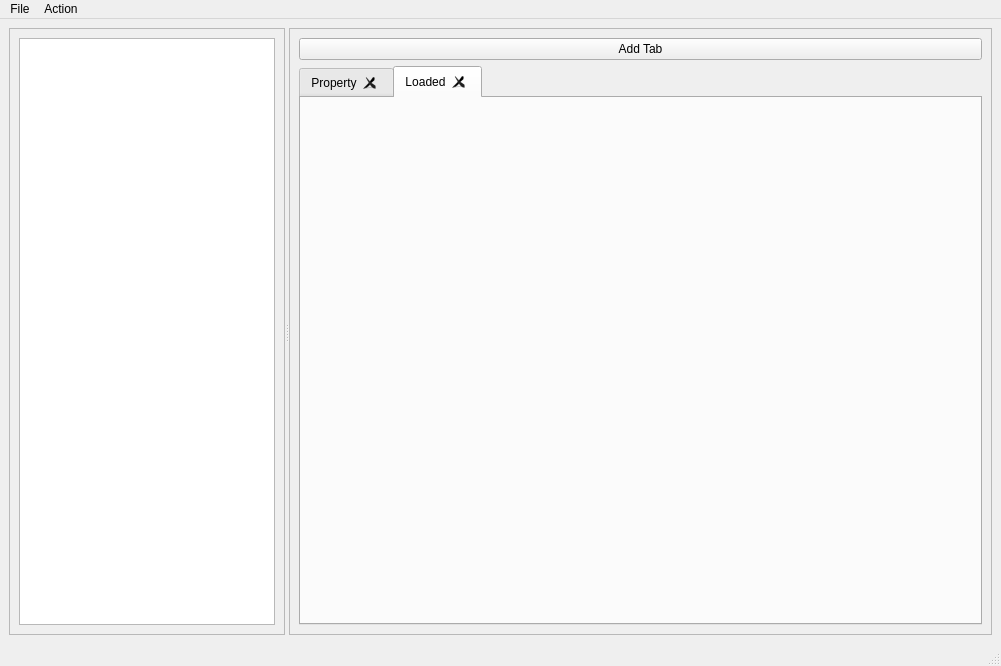
This is mainwindow.ui in cogranpm/qttabsample as Qt 5 draws it before an edit. The edited form follows.
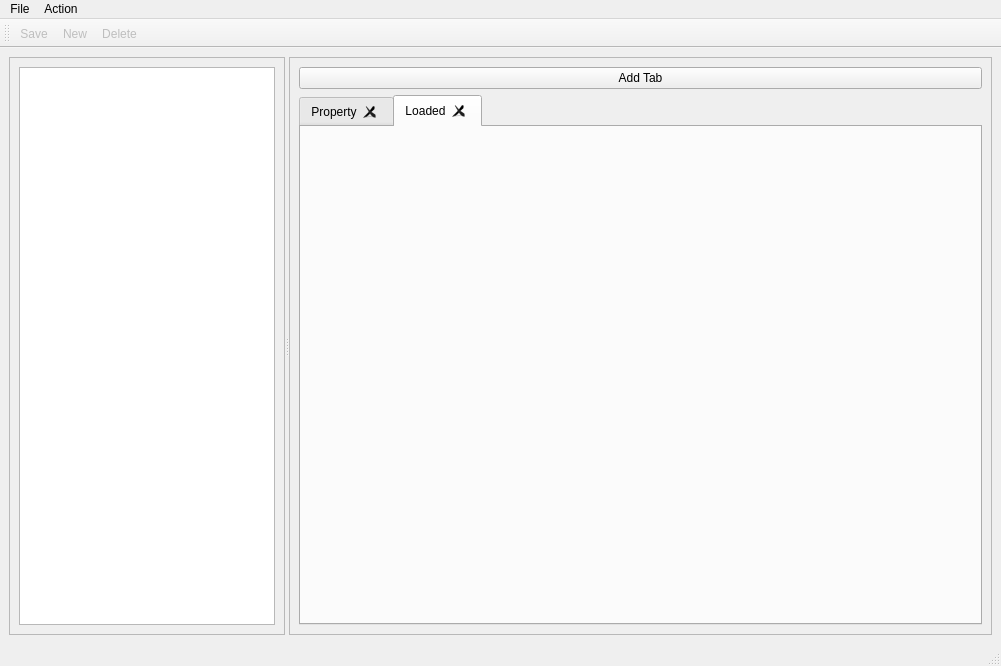
This is the edited form.

```diff
--- a/mainwindow.ui
+++ b/mainwindow.ui
@@ -107,6 +107,20 @@
    <addaction name="menuAction"/>
   </widget>
   <widget class="QStatusBar" name="statusbar"/>
+  <widget class="QToolBar" name="toolBar">
+   <property name="windowTitle">
+    <string>toolBar</string>
+   </property>
+   <attribute name="toolBarArea">
+    <enum>TopToolBarArea</enum>
+   </attribute>
+   <attribute name="toolBarBreak">
+    <bool>false</bool>
+   </attribute>
+   <addaction name="actionSave"/>
+   <addaction name="actionNew"/>
+   <addaction name="actionDelete"/>
+  </widget>
   <action name="actionQuit">
    <property name="text">
     <string>Quit</string>
@@ -131,6 +145,45 @@
     <string>Ctrl+D</string>
    </property>
   </action>
+  <action name="actionSave">
+   <property name="enabled">
+    <bool>false</bool>
+   </property>
+   <property name="text">
+    <string>&amp;Save</string>
+   </property>
+   <property name="shortcut">
+    <string>Ctrl+S</string>
+   </property>
+  </action>
+  <action name="actionNew">
+   <property name="enabled">
+    <bool>false</bool>
+   </property>
+   <property name="text">
+    <string>New</string>
+   </property>
+   <property name="toolTip">
+    <string>Add</string>
+   </property>
+   <property name="shortcut">
+    <string>Ctrl+N</string>
+   </property>
+  </action>
+  <action name="actionDelete">
+   <property name="enabled">
+    <bool>false</bool>
+   </property>
+   <property name="text">
+    <string>Delete</string>
+   </property>
+   <property name="toolTip">
+    <string>Delete</string>
+   </property>
+   <property name="shortcut">
+    <string>Del</string>
+   </property>
+  </action>
  </widget>
  <resources/>
  <connections/>
```
Left out of the diff: 5 changed lines with no effect on the pictures.
